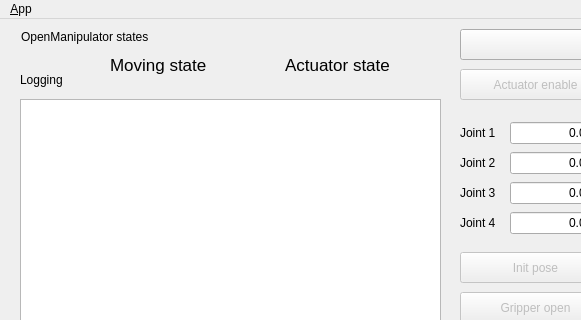
Above: open_manipulator_control_gui/ui/main_window.ui from ROBOTIS-GIT/open_manipulator before the change; both pictures show x 0 to 581 and y 0 to 320 of the 793 by 604 pixel window. Below: the same form after it.
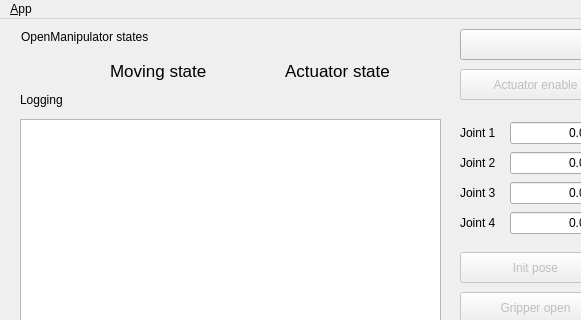
That is the form after the change. Icons and pictures are not drawn.

```diff
--- a/open_manipulator_control_gui/ui/main_window.ui
+++ b/open_manipulator_control_gui/ui/main_window.ui
@@ -427,7 +427,7 @@
     <property name="geometry">
      <rect>
       <x>20</x>
-      <y>50</y>
+      <y>70</y>
       <width>59</width>
       <height>21</height>
      </rect>
@@ -440,9 +440,9 @@
     <property name="geometry">
      <rect>
       <x>20</x>
-      <y>80</y>
+      <y>100</y>
       <width>421</width>
-      <height>491</height>
+      <height>471</height>
      </rect>
     </property>
     <property name="readOnly">
@@ -1498,7 +1498,7 @@
     <property name="geometry">
      <rect>
       <x>110</x>
-      <y>36</y>
+      <y>42</y>
       <width>151</width>
       <height>20</height>
      </rect>
@@ -1516,7 +1516,7 @@
     <property name="geometry">
      <rect>
       <x>285</x>
-      <y>36</y>
+      <y>42</y>
       <width>141</width>
       <height>20</height>
      </rect>
```
